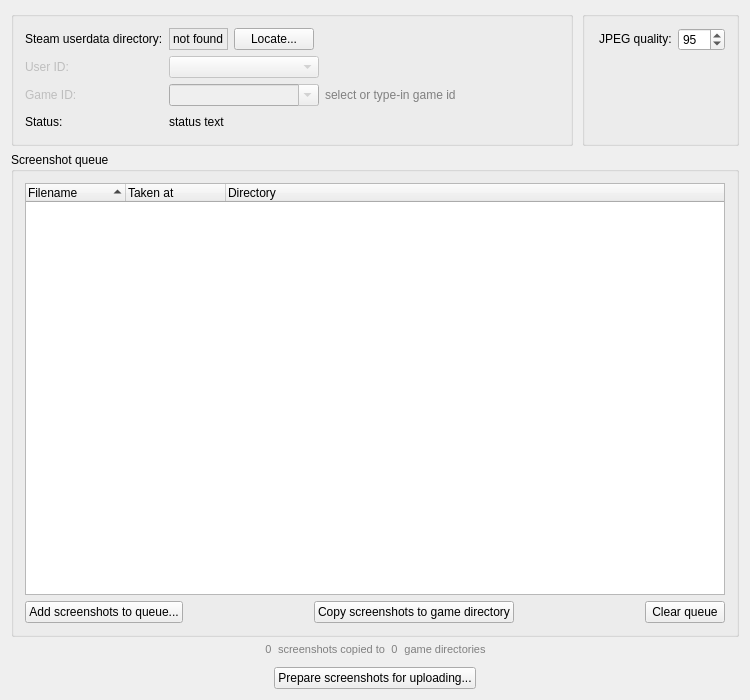
The window that mainwindow.ui (Alsweider/SteaScreeLoaded) describes before a commit, drawn with Qt 5.
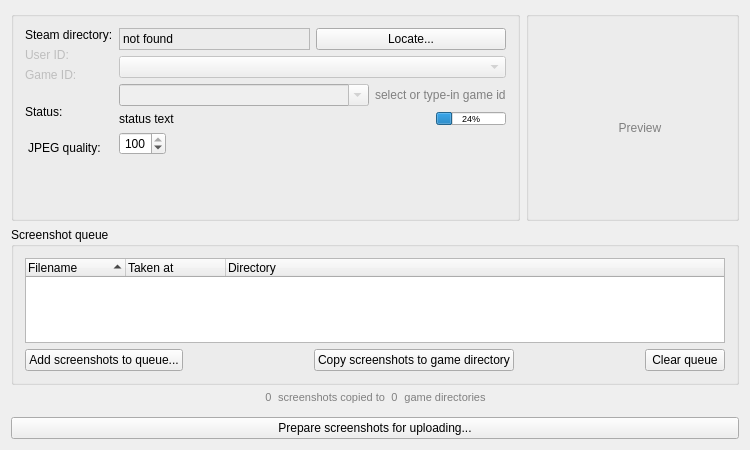
The same window after the commit. Custom widgets are drawn as their Qt base class.

```diff
--- a/mainwindow.ui
+++ b/mainwindow.ui
@@ -7,7 +7,7 @@
     <x>0</x>
     <y>0</y>
     <width>750</width>
-    <height>700</height>
+    <height>450</height>
    </rect>
   </property>
   <property name="minimumSize">
@@ -35,87 +35,482 @@
      <verstretch>0</verstretch>
     </sizepolicy>
    </property>
+   <layout class="QGridLayout" name="gridLayout_6">
+    <item row="0" column="0">
+     <layout class="QHBoxLayout" name="horizontalLayout_2">
+      <item>
+       <widget class="QGroupBox" name="groupBox_main">
+        <property name="sizePolicy">
+         <sizepolicy hsizetype="Preferred" vsizetype="Preferred">
+          <horstretch>0</horstretch>
+          <verstretch>0</verstretch>
+         </sizepolicy>
+        </property>
+        <property name="minimumSize">
+         <size>
+          <width>0</width>
+          <height>0</height>
+         </size>
+        </property>
+        <property name="title">
+         <string/>
+        </property>
+        <property name="alignment">
+         <set>Qt::AlignLeading|Qt::AlignLeft|Qt::AlignVCenter</set>
+        </property>
+        <layout class="QGridLayout" name="gridLayout_3">
+         <item row="0" column="0">
+          <layout class="QFormLayout" name="formLayout">
+           <property name="labelAlignment">
+            <set>Qt::AlignLeading|Qt::AlignLeft|Qt::AlignVCenter</set>
+           </property>
+           <item row="0" column="0">
+            <layout class="QVBoxLayout" name="verticalLayout">
+             <item>
+              <widget class="QLabel" name="label_steamDir">
+               <property name="sizePolicy">
+                <sizepolicy hsizetype="Minimum" vsizetype="Maximum">
+                 <horstretch>0</horstretch>
+                 <verstretch>0</verstretch>
+                </sizepolicy>
+               </property>
+               <property name="text">
+                <string>Steam directory:</string>
+               </property>
+              </widget>
+             </item>
+             <item>
+              <widget class="QLabel" name="label_userID">
+               <property name="enabled">
+                <bool>false</bool>
+               </property>
+               <property name="sizePolicy">
+                <sizepolicy hsizetype="Minimum" vsizetype="Maximum">
+                 <horstretch>0</horstretch>
+                 <verstretch>0</verstretch>
+                </sizepolicy>
+               </property>
+               <property name="minimumSize">
+                <size>
+                 <width>0</width>
+                 <height>0</height>
+                </size>
+               </property>
+               <property name="maximumSize">
+                <size>
+                 <width>96</width>
+                 <height>16777215</height>
+                </size>
+               </property>
+               <property name="layoutDirection">
+                <enum>Qt::LeftToRight</enum>
+               </property>
+               <property name="text">
+                <string>User ID:</string>
+               </property>
+               <property name="alignment">
+                <set>Qt::AlignLeading|Qt::AlignLeft|Qt::AlignVCenter</set>
+               </property>
+              </widget>
+             </item>
+             <item>
+              <widget class="QLabel" name="label_gameID">
+               <property name="enabled">
+                <bool>false</bool>
+               </property>
+               <property name="sizePolicy">
+                <sizepolicy hsizetype="Minimum" vsizetype="Maximum">
+                 <horstretch>0</horstretch>
+                 <verstretch>0</verstretch>
+                </sizepolicy>
+               </property>
+               <property name="minimumSize">
+                <size>
+                 <width>0</width>
+                 <height>0</height>
+                </size>
+               </property>
+               <property name="maximumSize">
+                <size>
+                 <width>96</width>
+                 <height>16777215</height>
+                </size>
+               </property>
+               <property name="layoutDirection">
+                <enum>Qt::LeftToRight</enum>
+               </property>
+               <property name="text">
+                <string>Game ID:</string>
+               </property>
+               <property name="alignment">
+                <set>Qt::AlignLeading|Qt::AlignLeft|Qt::AlignVCenter</set>
+               </property>
+              </widget>
+             </item>
+             <item>
+              <widget class="QLabel" name="label">
+               <property name="text">
+                <string>Status:</string>
+               </property>
+               <property name="alignment">
+                <set>Qt::AlignLeading|Qt::AlignLeft|Qt::AlignVCenter</set>
+               </property>
+              </widget>
+             </item>
+             <item>
+              <widget class="QLabel" name="label_2">
+               <property name="sizePolicy">
+                <sizepolicy hsizetype="Fixed" vsizetype="Fixed">
+                 <horstretch>0</horstretch>
+                 <verstretch>0</verstretch>
+                </sizepolicy>
+               </property>
+               <property name="styleSheet">
+                <string notr="true">margin-right: 3px;</string>
+               </property>
+               <property name="text">
+                <string>JPEG quality:</string>
+               </property>
+               <property name="alignment">
+                <set>Qt::AlignLeading|Qt::AlignLeft|Qt::AlignVCenter</set>
+               </property>
+               <property name="margin">
+                <number>0</number>
+               </property>
+              </widget>
+             </item>
+            </layout>
+           </item>
+           <item row="0" column="1">
+            <layout class="QVBoxLayout" name="verticalLayout_2">
+             <item>
    <layout class="QHBoxLayout" name="horizontalLayout_3">
     <item>
-     <layout class="QGridLayout" name="gridLayout_main">
-      <property name="horizontalSpacing">
-       <number>9</number>
-      </property>
-      <item row="10" column="2" colspan="2">
-       <spacer name="verticalSpacer">
-        <property name="orientation">
-         <enum>Qt::Vertical</enum>
-        </property>
-        <property name="sizeType">
-         <enum>QSizePolicy::Fixed</enum>
-        </property>
-        <property name="sizeHint" stdset="0">
+                <widget class="QLabel" name="label_steamDirValue">
+                 <property name="sizePolicy">
+                  <sizepolicy hsizetype="Preferred" vsizetype="Preferred">
+                   <horstretch>0</horstretch>
+                   <verstretch>0</verstretch>
+                  </sizepolicy>
+                 </property>
+                 <property name="minimumSize">
+                  <size>
+                   <width>0</width>
+                   <height>0</height>
+                  </size>
+                 </property>
+                 <property name="toolTip">
+                  <string>If there are multiple Steam installations, select the one to which screenshots will be copied</string>
+                 </property>
+                 <property name="toolTipDuration">
+                  <number>-1</number>
+                 </property>
+                 <property name="styleSheet">
+                  <string notr="true"/>
+                 </property>
+                 <property name="frameShape">
+                  <enum>QFrame::StyledPanel</enum>
+                 </property>
+                 <property name="frameShadow">
+                  <enum>QFrame::Sunken</enum>
+                 </property>
+                 <property name="text">
+                  <string>not found</string>
+                 </property>
+                 <property name="alignment">
+                  <set>Qt::AlignLeading|Qt::AlignLeft|Qt::AlignVCenter</set>
+                 </property>
+                </widget>
+               </item>
+               <item>
+                <widget class="QPushButton" name="pushButton_locateSteamDir">
+                 <property name="sizePolicy">
+                  <sizepolicy hsizetype="Preferred" vsizetype="Preferred">
+                   <horstretch>0</horstretch>
+                   <verstretch>0</verstretch>
+                  </sizepolicy>
+                 </property>
+                 <property name="toolTip">
+                  <string>If there are multiple Steam installations, select the one to which screenshots will be copied</string>
+                 </property>
+                 <property name="text">
+                  <string>Locate...</string>
+                 </property>
+                </widget>
+               </item>
+              </layout>
+             </item>
+             <item>
+              <widget class="QComboBox" name="comboBox_userID">
+               <property name="enabled">
+                <bool>false</bool>
+               </property>
+               <property name="sizePolicy">
+                <sizepolicy hsizetype="Preferred" vsizetype="Preferred">
+                 <horstretch>0</horstretch>
+                 <verstretch>0</verstretch>
+                </sizepolicy>
+               </property>
+               <property name="minimumSize">
          <size>
-          <width>20</width>
-          <height>5</height>
-         </size>
-        </property>
-       </spacer>
-      </item>
-      <item row="11" column="2" colspan="3">
-       <layout class="QHBoxLayout" name="horizontalLayout_prepare">
+                 <width>150</width>
+                 <height>0</height>
+                </size>
+               </property>
+               <property name="toolTip">
+                <string>If there are multiple Steam users on this PC, you may switch between them here</string>
+               </property>
+               <property name="toolTipDuration">
+                <number>-1</number>
+               </property>
+               <property name="statusTip">
+                <string/>
+               </property>
+               <property name="layoutDirection">
+                <enum>Qt::LeftToRight</enum>
+               </property>
+               <property name="autoFillBackground">
+                <bool>false</bool>
+               </property>
+               <property name="sizeAdjustPolicy">
+                <enum>QComboBox::AdjustToContents</enum>
+               </property>
+              </widget>
+             </item>
         <item>
-         <spacer name="horizontalSpacer_1">
-          <property name="orientation">
-           <enum>Qt::Horizontal</enum>
-          </property>
-          <property name="sizeType">
-           <enum>QSizePolicy::Minimum</enum>
-          </property>
-          <property name="sizeHint" stdset="0">
+              <layout class="QHBoxLayout" name="horizontalLayout">
+               <item>
+                <widget class="QComboBox" name="comboBox_gameID">
+                 <property name="enabled">
+                  <bool>false</bool>
+                 </property>
+                 <property name="sizePolicy">
+                  <sizepolicy hsizetype="Preferred" vsizetype="Preferred">
+                   <horstretch>0</horstretch>
+                   <verstretch>0</verstretch>
+                  </sizepolicy>
+                 </property>
+                 <property name="minimumSize">
            <size>
-            <width>40</width>
-            <height>20</height>
-           </size>
-          </property>
-         </spacer>
+                   <width>250</width>
+                   <height>0</height>
+                  </size>
+                 </property>
+                 <property name="toolTip">
+                  <string>You can paste copied game ID here directly</string>
+                 </property>
+                 <property name="toolTipDuration">
+                  <number>-1</number>
+                 </property>
+                 <property name="editable">
+                  <bool>true</bool>
+                 </property>
+                 <property name="sizeAdjustPolicy">
+                  <enum>QComboBox::AdjustToContents</enum>
+                 </property>
+                </widget>
         </item>
         <item>
-         <widget class="QPushButton" name="pushButton_prepare">
+                <widget class="QLabel" name="label_3">
+                 <property name="styleSheet">
+                  <string notr="true">color: grey</string>
+                 </property>
+                 <property name="text">
+                  <string>select or type-in game id</string>
+                 </property>
+                 <property name="alignment">
+                  <set>Qt::AlignLeading|Qt::AlignLeft|Qt::AlignVCenter</set>
+                 </property>
+                </widget>
+               </item>
+              </layout>
+             </item>
+             <item>
+              <layout class="QHBoxLayout" name="horizontalLayout_4">
+               <item>
+                <widget class="QLabel" name="label_status">
           <property name="sizePolicy">
-           <sizepolicy hsizetype="Maximum" vsizetype="Maximum">
+                  <sizepolicy hsizetype="Preferred" vsizetype="Preferred">
             <horstretch>0</horstretch>
             <verstretch>0</verstretch>
            </sizepolicy>
           </property>
-          <property name="toolTip">
-           <string>If all screesnhots are copied to all game directories, push this and the VDF file will be updated.</string>
+                 <property name="styleSheet">
+                  <string notr="true"/>
           </property>
           <property name="text">
-           <string>Prepare screenshots for uploading...</string>
-          </property>
+                  <string>status text</string>
+                 </property>
+                 <property name="alignment">
+                  <set>Qt::AlignLeading|Qt::AlignLeft|Qt::AlignVCenter</set>
+                 </property>
          </widget>
         </item>
         <item>
-         <spacer name="horizontalSpacer_2">
+                <widget class="QProgressBar" name="progressBar_status">
+                 <property name="enabled">
+                  <bool>true</bool>
+                 </property>
+                 <property name="sizePolicy">
+                  <sizepolicy hsizetype="Preferred" vsizetype="Preferred">
+                   <horstretch>0</horstretch>
+                   <verstretch>0</verstretch>
+                  </sizepolicy>
+                 </property>
+                 <property name="minimumSize">
+                  <size>
+                   <width>50</width>
+                   <height>0</height>
+                  </size>
+                 </property>
+                 <property name="maximumSize">
+                  <size>
+                   <width>70</width>
+                   <height>13</height>
+                  </size>
+                 </property>
+                 <property name="font">
+                  <font>
+                   <pointsize>7</pointsize>
+                  </font>
+                 </property>
+                 <property name="value">
+                  <number>24</number>
+                 </property>
+                 <property name="alignment">
+                  <set>Qt::AlignCenter</set>
+                 </property>
           <property name="orientation">
            <enum>Qt::Horizontal</enum>
           </property>
-          <property name="sizeType">
-           <enum>QSizePolicy::Minimum</enum>
-          </property>
-          <property name="sizeHint" stdset="0">
+                </widget>
+               </item>
+              </layout>
+             </item>
+             <item>
+              <widget class="QSpinBox" name="spinBox_jpegQuality">
+               <property name="sizePolicy">
+                <sizepolicy hsizetype="Fixed" vsizetype="Fixed">
+                 <horstretch>0</horstretch>
+                 <verstretch>0</verstretch>
+                </sizepolicy>
+               </property>
+               <property name="styleSheet">
+                <string notr="true"/>
+               </property>
+               <property name="alignment">
+                <set>Qt::AlignRight|Qt::AlignTrailing|Qt::AlignVCenter</set>
+               </property>
+               <property name="minimum">
+                <number>1</number>
+               </property>
+               <property name="maximum">
+                <number>100</number>
+               </property>
+               <property name="value">
+                <number>100</number>
+               </property>
+              </widget>
+             </item>
+            </layout>
+           </item>
+          </layout>
+         </item>
+         <item row="1" column="0">
+          <widget class="QLabel" name="label_progress">
+           <property name="sizePolicy">
+            <sizepolicy hsizetype="Minimum" vsizetype="Minimum">
+             <horstretch>0</horstretch>
+             <verstretch>0</verstretch>
+            </sizepolicy>
+           </property>
+           <property name="minimumSize">
            <size>
-            <width>40</width>
-            <height>20</height>
-           </size>
-          </property>
-         </spacer>
-        </item>
-       </layout>
+             <width>10</width>
+             <height>0</height>
+            </size>
+           </property>
+           <property name="maximumSize">
+            <size>
+             <width>10</width>
+             <height>16777215</height>
+            </size>
+           </property>
+           <property name="baseSize">
+            <size>
+             <width>10</width>
+             <height>0</height>
+            </size>
+           </property>
+           <property name="styleSheet">
+            <string notr="true">text-align: right;</string>
+           </property>
+           <property name="text">
+            <string/>
+           </property>
+          </widget>
+         </item>
+        </layout>
+       </widget>
       </item>
-      <item row="7" column="2" colspan="3">
+      <item>
+       <widget class="QGroupBox" name="groupBoxJpegQuality">
+        <property name="sizePolicy">
+         <sizepolicy hsizetype="Minimum" vsizetype="Minimum">
+          <horstretch>0</horstretch>
+          <verstretch>0</verstretch>
+         </sizepolicy>
+        </property>
+        <property name="minimumSize">
+         <size>
+          <width>210</width>
+          <height>210</height>
+         </size>
+        </property>
+        <property name="title">
+         <string/>
+        </property>
+        <property name="alignment">
+         <set>Qt::AlignLeading|Qt::AlignLeft|Qt::AlignVCenter</set>
+        </property>
+        <layout class="QGridLayout" name="gridLayout_4">
+         <item row="0" column="0">
+          <widget class="QLabel" name="label_preview">
+           <property name="sizePolicy">
+            <sizepolicy hsizetype="Preferred" vsizetype="Preferred">
+             <horstretch>0</horstretch>
+             <verstretch>0</verstretch>
+            </sizepolicy>
+           </property>
+           <property name="minimumSize">
+            <size>
+             <width>200</width>
+             <height>200</height>
+            </size>
+           </property>
+           <property name="styleSheet">
+            <string notr="true">color: grey</string>
+           </property>
+           <property name="text">
+            <string>&lt;html&gt;&lt;head/&gt;&lt;body&gt;&lt;p align=&quot;center&quot;&gt;Preview&lt;/p&gt;&lt;/body&gt;&lt;/html&gt;</string>
+           </property>
+           <property name="alignment">
+            <set>Qt::AlignCenter</set>
+           </property>
+          </widget>
+         </item>
+        </layout>
+       </widget>
+      </item>
+     </layout>
+    </item>
+    <item row="1" column="0">
        <widget class="QGroupBox" name="groupBox_screenshotQueue">
         <property name="enabled">
          <bool>true</bool>
         </property>
         <property name="sizePolicy">
-         <sizepolicy hsizetype="Minimum" vsizetype="Minimum">
+       <sizepolicy hsizetype="Expanding" vsizetype="Expanding">
           <horstretch>0</horstretch>
           <verstretch>0</verstretch>
          </sizepolicy>
@@ -226,7 +621,7 @@
               <bool>true</bool>
              </property>
              <property name="sizePolicy">
-              <sizepolicy hsizetype="Minimum" vsizetype="Expanding">
+            <sizepolicy hsizetype="Expanding" vsizetype="Expanding">
                <horstretch>0</horstretch>
                <verstretch>0</verstretch>
               </sizepolicy>
@@ -285,17 +680,17 @@
         </layout>
        </widget>
       </item>
-      <item row="9" column="2" colspan="3">
+    <item row="2" column="0">
        <layout class="QHBoxLayout" name="horizontalLayout_info">
         <item>
-         <spacer name="horizontalSpacer_5">
+       <spacer name="horizontalSpacer_6">
           <property name="orientation">
            <enum>Qt::Horizontal</enum>
           </property>
           <property name="sizeHint" stdset="0">
            <size>
-            <width>0</width>
-            <height>0</height>
+          <width>40</width>
+          <height>20</height>
            </size>
           </property>
          </spacer>
@@ -385,137 +780,12 @@
          </widget>
         </item>
         <item>
-         <spacer name="horizontalSpacer_6">
+       <spacer name="horizontalSpacer_5">
           <property name="orientation">
            <enum>Qt::Horizontal</enum>
           </property>
           <property name="sizeHint" stdset="0">
            <size>
-            <width>0</width>
-            <height>0</height>
-           </size>
-          </property>
-         </spacer>
-        </item>
-       </layout>
-      </item>
-      <item row="0" column="2" rowspan="2" colspan="2">
-       <widget class="QGroupBox" name="groupBox_main">
-        <property name="sizePolicy">
-         <sizepolicy hsizetype="Expanding" vsizetype="Minimum">
-          <horstretch>0</horstretch>
-          <verstretch>0</verstretch>
-         </sizepolicy>
-        </property>
-        <property name="minimumSize">
-         <size>
-          <width>0</width>
-          <height>0</height>
-         </size>
-        </property>
-        <property name="title">
-         <string/>
-        </property>
-        <layout class="QHBoxLayout" name="horizontalLayout_7">
-         <item>
-          <layout class="QGridLayout" name="gridLayout_directories">
-           <property name="sizeConstraint">
-            <enum>QLayout::SetMinimumSize</enum>
-           </property>
-           <item row="1" column="2">
-            <layout class="QHBoxLayout" name="horizontalLayout_2">
-             <item alignment="Qt::AlignLeft">
-              <widget class="QComboBox" name="comboBox_userID">
-               <property name="enabled">
-                <bool>false</bool>
-               </property>
-               <property name="sizePolicy">
-                <sizepolicy hsizetype="Maximum" vsizetype="Maximum">
-                 <horstretch>0</horstretch>
-                 <verstretch>0</verstretch>
-                </sizepolicy>
-               </property>
-               <property name="minimumSize">
-                <size>
-                 <width>150</width>
-                 <height>0</height>
-                </size>
-               </property>
-               <property name="toolTip">
-                <string>If there are multiple Steam users on this PC, you may switch between them here</string>
-               </property>
-               <property name="toolTipDuration">
-                <number>-1</number>
-               </property>
-               <property name="statusTip">
-                <string/>
-               </property>
-               <property name="layoutDirection">
-                <enum>Qt::LeftToRight</enum>
-               </property>
-               <property name="autoFillBackground">
-                <bool>false</bool>
-               </property>
-               <property name="sizeAdjustPolicy">
-                <enum>QComboBox::AdjustToContents</enum>
-               </property>
-              </widget>
-             </item>
-            </layout>
-           </item>
-           <item row="2" column="2">
-            <layout class="QHBoxLayout" name="horizontalLayout_5">
-             <item alignment="Qt::AlignLeft">
-              <widget class="QComboBox" name="comboBox_gameID">
-               <property name="enabled">
-                <bool>false</bool>
-               </property>
-               <property name="sizePolicy">
-                <sizepolicy hsizetype="Maximum" vsizetype="Maximum">
-                 <horstretch>0</horstretch>
-                 <verstretch>0</verstretch>
-                </sizepolicy>
-               </property>
-               <property name="minimumSize">
-                <size>
-                 <width>150</width>
-                 <height>0</height>
-                </size>
-               </property>
-               <property name="toolTip">
-                <string>You can paste copied game ID here directly</string>
-               </property>
-               <property name="toolTipDuration">
-                <number>-1</number>
-               </property>
-               <property name="editable">
-                <bool>true</bool>
-               </property>
-               <property name="sizeAdjustPolicy">
-                <enum>QComboBox::AdjustToContents</enum>
-               </property>
-              </widget>
-             </item>
-             <item>
-              <widget class="QLabel" name="label_3">
-               <property name="styleSheet">
-                <string notr="true">color: grey</string>
-               </property>
-               <property name="text">
-                <string>select or type-in game id</string>
-               </property>
-               <property name="alignment">
-                <set>Qt::AlignLeading|Qt::AlignLeft|Qt::AlignVCenter</set>
-               </property>
-              </widget>
-             </item>
-             <item>
-              <spacer name="horizontalSpacer_4">
-               <property name="orientation">
-                <enum>Qt::Horizontal</enum>
-               </property>
-               <property name="sizeHint" stdset="0">
-                <size>
                  <width>40</width>
                  <height>20</height>
                 </size>
@@ -524,374 +794,24 @@
              </item>
             </layout>
            </item>
-           <item row="1" column="0">
-            <widget class="QLabel" name="label_userID">
-             <property name="enabled">
-              <bool>false</bool>
-             </property>
-             <property name="sizePolicy">
-              <sizepolicy hsizetype="Minimum" vsizetype="Maximum">
-               <horstretch>0</horstretch>
-               <verstretch>0</verstretch>
-              </sizepolicy>
-             </property>
-             <property name="minimumSize">
-              <size>
-               <width>0</width>
-               <height>0</height>
-              </size>
-             </property>
-             <property name="maximumSize">
-              <size>
-               <width>96</width>
-               <height>16777215</height>
-              </size>
-             </property>
-             <property name="layoutDirection">
-              <enum>Qt::LeftToRight</enum>
-             </property>
-             <property name="text">
-              <string>User ID:</string>
-             </property>
-             <property name="alignment">
-              <set>Qt::AlignLeading|Qt::AlignLeft|Qt::AlignVCenter</set>
-             </property>
-            </widget>
-           </item>
-           <item row="0" column="2">
-            <layout class="QHBoxLayout" name="horizontalLayout_9">
-             <item alignment="Qt::AlignLeft">
-              <widget class="QLabel" name="label_steamDirValue">
-               <property name="sizePolicy">
-                <sizepolicy hsizetype="Maximum" vsizetype="Maximum">
-                 <horstretch>0</horstretch>
-                 <verstretch>0</verstretch>
-                </sizepolicy>
-               </property>
-               <property name="minimumSize">
-                <size>
-                 <width>0</width>
-                 <height>0</height>
-                </size>
-               </property>
-               <property name="toolTip">
-                <string>If there are multiple Steam installations, select the one to which screenshots will be copied</string>
-               </property>
-               <property name="toolTipDuration">
-                <number>-1</number>
-               </property>
-               <property name="styleSheet">
-                <string notr="true"/>
-               </property>
-               <property name="frameShape">
-                <enum>QFrame::StyledPanel</enum>
-               </property>
-               <property name="frameShadow">
-                <enum>QFrame::Sunken</enum>
-               </property>
-               <property name="text">
-                <string>not found</string>
-               </property>
-               <property name="alignment">
-                <set>Qt::AlignBottom|Qt::AlignLeading|Qt::AlignLeft</set>
-               </property>
-              </widget>
-             </item>
-             <item>
-              <widget class="QPushButton" name="pushButton_locateSteamDir">
-               <property name="sizePolicy">
-                <sizepolicy hsizetype="Fixed" vsizetype="Maximum">
-                 <horstretch>0</horstretch>
-                 <verstretch>0</verstretch>
-                </sizepolicy>
-               </property>
-               <property name="toolTip">
-                <string>If there are multiple Steam installations, select the one to which screenshots will be copied</string>
-               </property>
-               <property name="text">
-                <string>Locate...</string>
-               </property>
-              </widget>
-             </item>
-             <item>
-              <spacer name="horizontalSpacer_3">
-               <property name="orientation">
-                <enum>Qt::Horizontal</enum>
-               </property>
-               <property name="sizeHint" stdset="0">
-                <size>
-                 <width>40</width>
-                 <height>20</height>
-                </size>
-               </property>
-              </spacer>
-             </item>
-            </layout>
-           </item>
-           <item row="0" column="0">
-            <widget class="QLabel" name="label_steamDir">
-             <property name="sizePolicy">
-              <sizepolicy hsizetype="Minimum" vsizetype="Maximum">
-               <horstretch>0</horstretch>
-               <verstretch>0</verstretch>
-              </sizepolicy>
-             </property>
-             <property name="text">
-              <string>Steam userdata directory:</string>
-             </property>
-            </widget>
-           </item>
-           <item row="2" column="0">
-            <widget class="QLabel" name="label_gameID">
-             <property name="enabled">
-              <bool>false</bool>
-             </property>
-             <property name="sizePolicy">
-              <sizepolicy hsizetype="Minimum" vsizetype="Maximum">
-               <horstretch>0</horstretch>
-               <verstretch>0</verstretch>
-              </sizepolicy>
-             </property>
-             <property name="minimumSize">
-              <size>
-               <width>0</width>
-               <height>0</height>
-              </size>
-             </property>
-             <property name="maximumSize">
-              <size>
-               <width>96</width>
-               <height>16777215</height>
-              </size>
-             </property>
-             <property name="layoutDirection">
-              <enum>Qt::LeftToRight</enum>
-             </property>
-             <property name="text">
-              <string>Game ID:</string>
-             </property>
-             <property name="alignment">
-              <set>Qt::AlignLeading|Qt::AlignLeft|Qt::AlignVCenter</set>
-             </property>
-            </widget>
-           </item>
-           <item row="3" column="2">
-            <layout class="QHBoxLayout" name="horizontalLayout_4">
-             <item>
-              <widget class="QLabel" name="label_status">
-               <property name="sizePolicy">
-                <sizepolicy hsizetype="Fixed" vsizetype="Maximum">
-                 <horstretch>0</horstretch>
-                 <verstretch>0</verstretch>
-                </sizepolicy>
-               </property>
-               <property name="styleSheet">
-                <string notr="true"/>
-               </property>
-               <property name="text">
-                <string>status text</string>
-               </property>
-              </widget>
-             </item>
-             <item>
-              <spacer name="horizontalSpacer">
-               <property name="orientation">
-                <enum>Qt::Horizontal</enum>
-               </property>
-               <property name="sizeHint" stdset="0">
-                <size>
-                 <width>40</width>
-                 <height>20</height>
-                </size>
-               </property>
-              </spacer>
-             </item>
-             <item>
-              <widget class="QLabel" name="label_progress">
-               <property name="sizePolicy">
-                <sizepolicy hsizetype="Minimum" vsizetype="Minimum">
-                 <horstretch>0</horstretch>
-                 <verstretch>0</verstretch>
-                </sizepolicy>
-               </property>
-               <property name="minimumSize">
-                <size>
-                 <width>10</width>
-                 <height>0</height>
-                </size>
-               </property>
-               <property name="maximumSize">
-                <size>
-                 <width>10</width>
-                 <height>16777215</height>
-                </size>
-               </property>
-               <property name="baseSize">
-                <size>
-                 <width>10</width>
-                 <height>0</height>
-                </size>
-               </property>
-               <property name="styleSheet">
-                <string notr="true">text-align: right;</string>
-               </property>
-               <property name="text">
-                <string/>
-               </property>
-              </widget>
-             </item>
-             <item>
-              <widget class="QProgressBar" name="progressBar_status">
-               <property name="enabled">
-                <bool>true</bool>
-               </property>
-               <property name="sizePolicy">
-                <sizepolicy hsizetype="Ignored" vsizetype="Minimum">
-                 <horstretch>0</horstretch>
-                 <verstretch>0</verstretch>
-                </sizepolicy>
-               </property>
-               <property name="maximumSize">
-                <size>
-                 <width>70</width>
-                 <height>13</height>
-                </size>
-               </property>
-               <property name="font">
-                <font>
-                 <pointsize>7</pointsize>
-                </font>
-               </property>
-               <property name="value">
-                <number>24</number>
-               </property>
-               <property name="alignment">
-                <set>Qt::AlignRight|Qt::AlignTrailing|Qt::AlignVCenter</set>
-               </property>
-               <property name="orientation">
-                <enum>Qt::Horizontal</enum>
-               </property>
-              </widget>
-             </item>
-            </layout>
-           </item>
            <item row="3" column="0">
-            <widget class="QLabel" name="label">
-             <property name="text">
-              <string>Status:</string>
-             </property>
-            </widget>
-           </item>
-          </layout>
-         </item>
-        </layout>
-       </widget>
-      </item>
-      <item row="0" column="4" rowspan="2">
-       <widget class="QGroupBox" name="groupBox">
+     <widget class="QPushButton" name="pushButton_prepare">
         <property name="sizePolicy">
-         <sizepolicy hsizetype="Maximum" vsizetype="Preferred">
+       <sizepolicy hsizetype="Preferred" vsizetype="Preferred">
           <horstretch>0</horstretch>
           <verstretch>0</verstretch>
          </sizepolicy>
         </property>
-        <property name="minimumSize">
-         <size>
-          <width>0</width>
-          <height>0</height>
-         </size>
-        </property>
-        <property name="maximumSize">
-         <size>
-          <width>16777215</width>
-          <height>16777215</height>
-         </size>
-        </property>
-        <property name="title">
-         <string/>
-        </property>
-        <property name="alignment">
-         <set>Qt::AlignRight|Qt::AlignTop|Qt::AlignTrailing</set>
-        </property>
-        <layout class="QVBoxLayout" name="verticalLayout">
-         <item>
-          <layout class="QGridLayout" name="gridLayout_3">
-           <property name="sizeConstraint">
-            <enum>QLayout::SetNoConstraint</enum>
-           </property>
-           <item row="0" column="0">
-            <layout class="QHBoxLayout" name="horizontalLayout">
-             <property name="spacing">
-              <number>0</number>
-             </property>
-             <property name="sizeConstraint">
-              <enum>QLayout::SetDefaultConstraint</enum>
-             </property>
-             <item>
-              <widget class="QLabel" name="label_2">
-               <property name="sizePolicy">
-                <sizepolicy hsizetype="Fixed" vsizetype="Fixed">
-                 <horstretch>0</horstretch>
-                 <verstretch>0</verstretch>
-                </sizepolicy>
-               </property>
-               <property name="styleSheet">
-                <string notr="true">margin-right: 3px;</string>
-               </property>
+      <property name="toolTip">
+       <string>If all screesnhots are copied to all game directories, push this and the VDF file will be updated.</string>
+      </property>
+      <property name="layoutDirection">
+       <enum>Qt::LeftToRight</enum>
+      </property>
                <property name="text">
-                <string>JPEG quality:</string>
-               </property>
-               <property name="alignment">
-                <set>Qt::AlignLeading|Qt::AlignLeft|Qt::AlignTop</set>
-               </property>
-               <property name="margin">
-                <number>0</number>
-               </property>
-              </widget>
-             </item>
-             <item>
-              <widget class="QSpinBox" name="spinBox_jpegQuality">
-               <property name="sizePolicy">
-                <sizepolicy hsizetype="Fixed" vsizetype="Fixed">
-                 <horstretch>0</horstretch>
-                 <verstretch>0</verstretch>
-                </sizepolicy>
-               </property>
-               <property name="styleSheet">
-                <string notr="true"/>
-               </property>
-               <property name="minimum">
-                <number>1</number>
-               </property>
-               <property name="maximum">
-                <number>100</number>
-               </property>
-               <property name="value">
-                <number>95</number>
-               </property>
-              </widget>
-             </item>
-            </layout>
-           </item>
-          </layout>
-         </item>
-         <item>
-          <spacer name="verticalSpacer_2">
-           <property name="orientation">
-            <enum>Qt::Vertical</enum>
-           </property>
-           <property name="sizeHint" stdset="0">
-            <size>
-             <width>20</width>
-             <height>40</height>
-            </size>
-           </property>
-          </spacer>
-         </item>
-        </layout>
-       </widget>
-      </item>
-     </layout>
+       <string>Prepare screenshots for uploading...</string>
+      </property>
+     </widget>
     </item>
    </layout>
   </widget>
```
Lines whose indentation alone changed are shown as unchanged.
